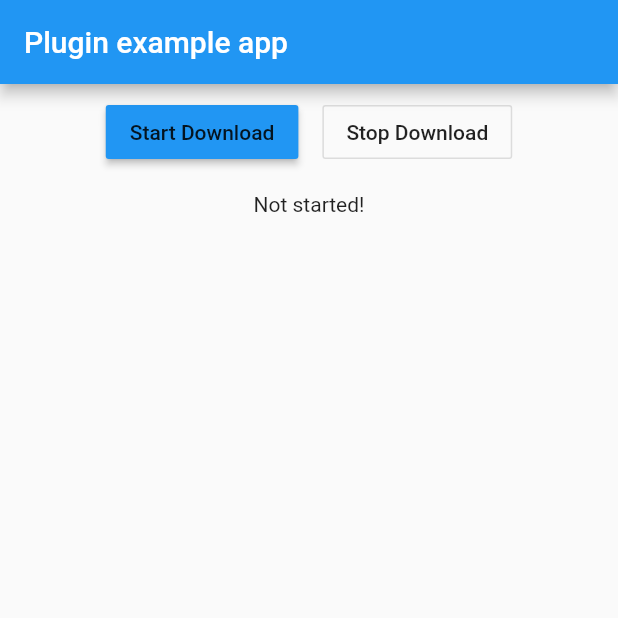
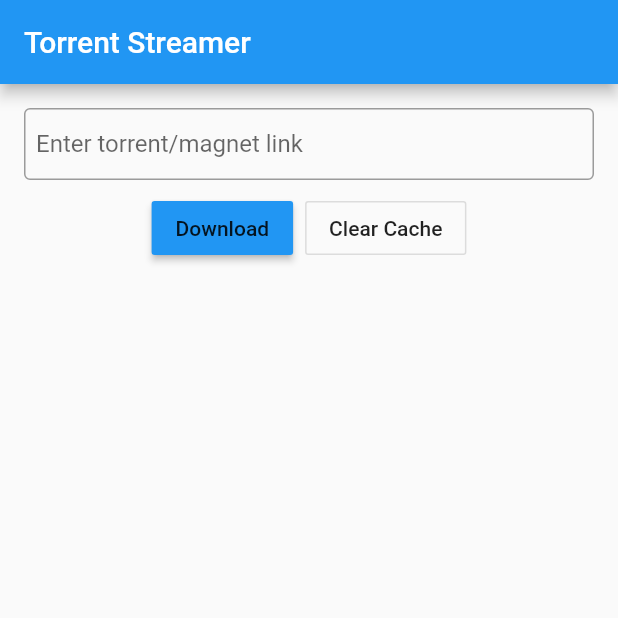
Before and after one commit to DarkSouL11/flutter_torrent_streamer, a Flutter app: the screen it shows after launch, on a phone screen of 412 x 824 dp, the top half of it. Run offline on Flutter 3.47's test engine with Material 2 defaults, Android fonts, the phone set to English and light mode, and no system bars.

Commit message:
Stream server now suppors streaming (highly experimental) and adds utility to launch intent for viewing torrent video

```diff
--- a/example/lib/main.dart
+++ b/example/lib/main.dart
@@ -1,157 +1,251 @@
 import 'package:flutter/material.dart';
 import 'package:flutter_torrent_streamer/flutter_torrent_streamer.dart';
-import 'package:video_player/video_player.dart';
 
 void main() async {
+//  final Directory saveDir = await getExternalStorageDirectory();
   await TorrentStreamer.init();
   runApp(MyApp());
 }
 
-class MyApp extends StatefulWidget {
+class MyApp extends StatelessWidget {
   @override
-  _MyAppState createState() => _MyAppState();
+  Widget build(BuildContext context) {
+    return MaterialApp(
+      home: Scaffold(
+        appBar: AppBar(
+          title: Text('Torrent Streamer'),
+        ),
+        body: TorrentStreamerView()
+      ),
+      theme: ThemeData(primaryColor: Colors.blue)
+    );
+  }
 }
 
-class _MyAppState extends State<MyApp> {
-  String downloadStatus = 'Not started!';
+class MySpacer extends StatelessWidget {
+  @override
+  Widget build(BuildContext context) {
+    return Container(height: 8, width: 8);
+  }
+}
+
+class TorrentStreamerView extends StatefulWidget {
+  @override
+  _TorrentStreamerViewState createState() => _TorrentStreamerViewState();
+}
+
+class _TorrentStreamerViewState extends State<TorrentStreamerView> {
+  TextEditingController _controller;
+  String torrentLink;
+
+  bool isDownloading = false;
   bool isStreamReady = false;
-
-  VideoPlayerController _controller;
+  bool isFetchingMeta = false;
+  bool hasError = false;
+  Map<dynamic, dynamic> status;
 
   @override
   void initState() {
     super.initState();
-    attachListeners();
+
+    _controller = TextEditingController();
+    _addTorrentListeners();
   }
 
-  void attachListeners() {
-    TorrentStreamer.addEventListener('prepared', (data) {
+  void resetState() {
     setState(() {
-        downloadStatus = 'Meta data fetched';
+      isDownloading = false;
+      isStreamReady = false;
+      isFetchingMeta = false;
+      hasError = false;
+      status = null;
+    });
+  }
+
+  void _addTorrentListeners() {
+    TorrentStreamer.addEventListener('started', (_) {
+      resetState();
+      setState(() {
+        isDownloading = true;
+        isFetchingMeta = true;
       });
     });
 
-    TorrentStreamer.addEventListener('started', (data) {
+    TorrentStreamer.addEventListener('prepared', (_) {
       setState(() {
-        downloadStatus = 'Download started';
-      });
-    });
-
-    TorrentStreamer.addEventListener('stopped', (data) {
-      setState(() {
-        downloadStatus = 'Download stopped';
-        isStreamReady = false;
-
-        if (_controller != null) _controller.dispose();
-        _controller = null;
+        isDownloading = true;
+        isFetchingMeta = false;
       });
     });
 
     TorrentStreamer.addEventListener('progress', (data) {
-      setState(() {
-        downloadStatus = 'Progress: ${data['progress']}';
-      });
+      setState(() => status = data);
     });
 
-    TorrentStreamer.addEventListener('ready', (data) async {
-      if (_controller == null) {
-        final String videoUrl = data['url'];
-        _controller = VideoPlayerController.network(videoUrl);
-        await _controller.initialize();
-        setState(() {
-          downloadStatus = 'Download Complete: Ready to play!';
-          isStreamReady = true;
-        });
-      }
+    TorrentStreamer.addEventListener('ready', (_) {
+      setState(() => isStreamReady = true);
     });
 
-    TorrentStreamer.addEventListener('error', (data) {
-      print('Stream errored: ' + data.toString());
-      setState(() {
-        downloadStatus = 'Download Errored';
+    TorrentStreamer.addEventListener('stopped', (_) {
+      resetState();
     });
+
+    TorrentStreamer.addEventListener('error', (_) {
+      setState(() => hasError = true);
     });
   }
 
-  void startDownload() {
-    String uri = "https://webtorrent.io/torrents/big-buck-bunny.torrent";
-    TorrentStreamer.start(uri);
+  int _toKBPS(double bps) {
+    return (bps / (8 * 1024)).floor();
   }
 
-  void stopDownload() {
-    TorrentStreamer.stop();
+  Future<void> _cleanDownloads(BuildContext context) async {
+    await TorrentStreamer.clean();
+    Scaffold.of(context).showSnackBar(
+      SnackBar(
+        content: Text('Cleared torrent cache!')
+      )
+    );
   }
 
-  Widget _playerUi() {
-    if (!isStreamReady) return Container();
+  Future<void> _startDownload() async {
+    await TorrentStreamer.stop();
+    await TorrentStreamer.start(torrentLink);
+  }
 
+  Future<void> _openVideo(BuildContext context) async {
+    if (isCompleted) {
+      await TorrentStreamer.launchVideo();
+    } else {
+      showDialog(
+        builder: (BuildContext context) {
+          return AlertDialog(
+            title: new Text('Are You Sure?'),
+            content: new Text(
+              'Playing video while it is still downloading is experimental '  +
+              'and only works on limited set of apps.'
+            ),
+            actions: <Widget>[
+              new FlatButton(
+                child: new Text("Cancel"),
+                onPressed: () {
+                  Navigator.of(context).pop();
+                },
+              ),
+              new FlatButton(
+                child: new Text("Yes, Proceed"),
+                onPressed: () async {
+                  await TorrentStreamer.launchVideo();
+                  Navigator.of(context).pop();
+                },
+              ),
+            ],
+          );
+        },
+        context: context
+      );
+    }
+  }
+
+  Widget _buildInput(BuildContext context) {
     return Column(
-      mainAxisAlignment: MainAxisAlignment.start,
-      crossAxisAlignment: CrossAxisAlignment.stretch,
       children: <Widget>[
-        AspectRatio(
-          aspectRatio: _controller.value.aspectRatio,
-          child: VideoPlayer(_controller),
+        TextField(
+          controller: _controller,
+          decoration: new InputDecoration(
+            border: OutlineInputBorder(),
+            contentPadding: EdgeInsets.all(8),
+            hintText: 'Enter torrent/magnet link'
           ),
-        Container(
-          child: VideoProgressIndicator(_controller, allowScrubbing: true)
+          onChanged: (String value) {
+            setState(() {
+              torrentLink = value;
+            });
+          },
         ),
-        Container(height: 16),
+        MySpacer(),
+        Row(
+          children: <Widget>[
             RaisedButton(
-          child: Text(_controller.value.isPlaying ? 'Pause' : 'Play'),
-          onPressed: () {
-            setState(() {
-              _controller.value.isPlaying
-                ? _controller.pause()
-                : _controller.play();
-            });
-          }
+              child: Text('Download'),
+              color: Colors.blue,
+              onPressed: _startDownload,
+            ),
+            MySpacer(),
+            OutlineButton(
+              child: Text('Clear Cache'),
+              onPressed: () => _cleanDownloads(context),
+            ),
+          ],
+          mainAxisAlignment: MainAxisAlignment.center,
         )
       ],
     );
   }
 
-  @override
-  Widget build(BuildContext context) {
-    return MaterialApp(
-      home: Scaffold(
-        appBar: AppBar(
-          title: Text('Plugin example app'),
+  Widget _buildTorrentStatus(BuildContext context) {
+    if (hasError) {
+      return Text('Failed to download torrent!');
+    } else if (isDownloading) {
+      String statusText = '';
+      if (isFetchingMeta) {
+        statusText = 'Fetching meta data';
+      } else {
+        statusText = 'Progress: ${progress.floor().toString()}% - ' +
+          'Speed: ${_toKBPS(speed)} KB/s';
+      }
+
+      return Column(
+        children: <Widget>[
+          Text(statusText),
+          MySpacer(),
+          LinearProgressIndicator(
+            value: !isFetchingMeta ? progress / 100 : null
           ),
-        body: Center(
-          child: Container(
-            child: Column(
-              mainAxisAlignment: MainAxisAlignment.start,
-              crossAxisAlignment: CrossAxisAlignment.center,
-              children: <Widget>[
+          MySpacer(),
           Row(
             children: <Widget>[
               RaisedButton(
-                      child: Text('Start Download'),
+                child: Text('Play Video'),
                 color: Colors.blue,
-                      onPressed: startDownload,
+                onPressed: isStreamReady ? () => _openVideo(context) : null
               ),
-                    Container(width: 16),
+              MySpacer(),
               OutlineButton(
                 child: Text('Stop Download'),
-                      color: Colors.blue,
-                      onPressed: stopDownload,
+                onPressed: TorrentStreamer.stop,
               ),
             ],
+            mainAxisAlignment: MainAxisAlignment.center,
+          )
+        ],
+      );
+    } else {
+      return Container(height: 0, width: 0);
+    }
+  }
+
+  @override
+  Widget build(BuildContext context) {
+    return Container(
+      child: Column(
+        children: <Widget>[
+          _buildInput(context),
+          MySpacer(),
+          MySpacer(),
+          _buildTorrentStatus(context)
+        ],
         crossAxisAlignment: CrossAxisAlignment.center,
-                  mainAxisAlignment: MainAxisAlignment.center,
+        mainAxisAlignment: MainAxisAlignment.start,
+        mainAxisSize: MainAxisSize.max,
       ),
-                Container(height: 16),
-                Text(downloadStatus),
-                Expanded(
-                  child: _playerUi()
-                ),
-              ]
-            ),
-            padding: EdgeInsets.all(8)
-          )
-        ),
-      ),
+      padding: EdgeInsets.all(16),
     );
   }
+
+  bool get isCompleted => progress == 100;
+
+  double get progress => status != null ? status['progress'] : 0;
+
+  double get speed => status != null ? status['downloadSpeed'] : 0;
 }
--- a/example/pubspec.yaml
+++ b/example/pubspec.yaml
@@ -9,10 +9,11 @@ dependencies:
   flutter:
     sdk: flutter
 
+  android_intent: ^0.3.0+2
   # The following adds the Cupertino Icons font to your application.
   # Use with the CupertinoIcons class for iOS style icons.
   cupertino_icons: ^0.1.2
-  video_player: ^0.10.1
+  path_provider: ^1.1.0
 
 dev_dependencies:
   flutter_test:
```
Also changed, not shown: lib/flutter_torrent_streamer.dart (+36 -1 lines), example/pubspec.lock, 3 other files. Lines whose indentation alone changed are shown as unchanged.
